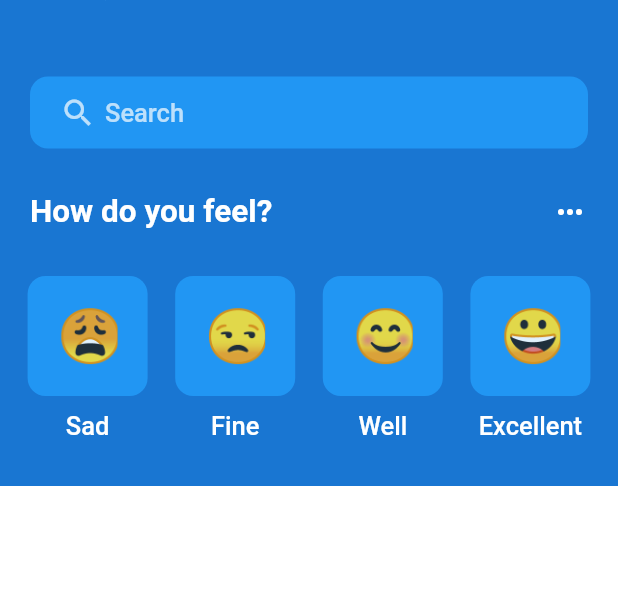
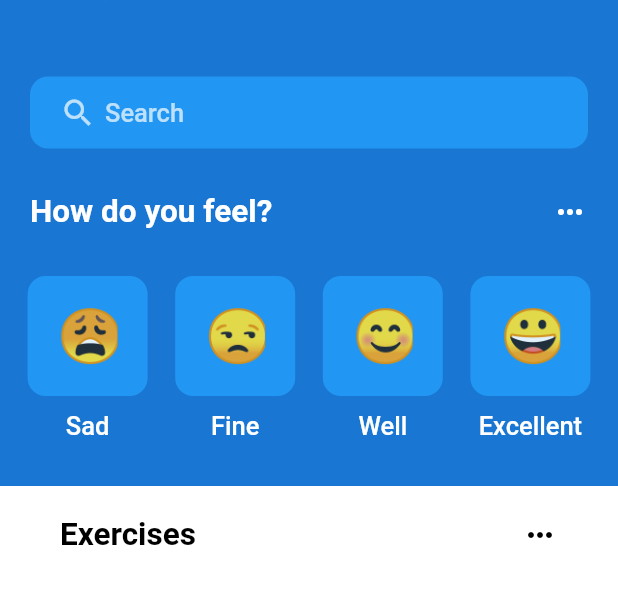
Before and after one commit to HumbleGh/eatsy, a Flutter app: the screen it shows after launch, after a tap on "Log in", on a phone screen of 412 x 824 dp, the part 108-712 px from its top. Run offline on Flutter 3.47's test engine with Material 2 defaults, Android fonts, the phone set to English and light mode, and no system bars; our stand-ins replace gap, get.

Commit message:
minor updates

```diff
--- a/lib/pages/new_page.dart
+++ b/lib/pages/new_page.dart
@@ -45,7 +45,7 @@ class _NewPageState extends State<NewPage> {
                     )
                   ],
                 ),
-                Text('Hey')
+                const Text('Hey')
               ],
             ),
           ),
--- a/lib/screens/welcome_screen.dart
+++ b/lib/screens/welcome_screen.dart
@@ -1,4 +1,3 @@
-import 'package:eatsy/pages/new_page.dart';
 import 'package:eatsy/utils/app_layout.dart';
 import 'package:eatsy/utils/app_style.dart';
 import 'package:eatsy/widgets/fancy_icon_text.dart';
@@ -123,9 +122,17 @@ class _WelcomeScreenState extends State<WelcomeScreen> {
               Expanded(
                 child: Container(
                     padding: EdgeInsets.symmetric(
-                        horizontal: AppLayout.getHeight(20)),
+                        horizontal: AppLayout.getHeight(20), vertical: 20),
                     decoration: const BoxDecoration(color: Colors.white),
-                    child: Container()),
+                    child: Column(
+                      children: [
+                        const TextMore(
+                          text: 'Exercises',
+                          isColorWhite: false,
+                        ),
+                        Gap(AppLayout.getHeight(20)),
+                      ],
+                    )),
               ),
             ],
           )),
--- a/lib/widgets/text_more.dart
+++ b/lib/widgets/text_more.dart
@@ -1,5 +1,4 @@
 import 'package:flutter/material.dart';
-
 import '../utils/app_layout.dart';
 import '../utils/app_style.dart';
 
@@ -7,10 +6,20 @@ class TextMore extends StatelessWidget {
   final String text;
   final bool? isColorWhite;
 
-  const TextMore({super.key, required this.text, required this.isColorWhite});
+  const TextMore({super.key, required this.text, this.isColorWhite});
 
   @override
   Widget build(BuildContext context) {
+    // Define the default text and icon colors
+    Color textColor = Colors.black;
+    Color iconColor = Colors.black;
+
+    // Check if isColorWhite is provided and set colors accordingly
+    if (isColorWhite != null && isColorWhite!) {
+      textColor = Colors.white;
+      iconColor = Colors.white;
+    }
+
     return Container(
       padding: EdgeInsets.symmetric(horizontal: AppLayout.getHeight(20)),
       child: Row(
@@ -18,11 +27,11 @@ class TextMore extends StatelessWidget {
         children: [
           Text(
             text,
-            style: Styles.headLineStyle2.copyWith(color: Colors.white),
+            style: Styles.headLineStyle2.copyWith(color: textColor),
           ),
-          const Icon(
+          Icon(
             Icons.more_horiz_rounded,
-            color: Colors.white,
+            color: iconColor,
           )
         ],
       ),
```
